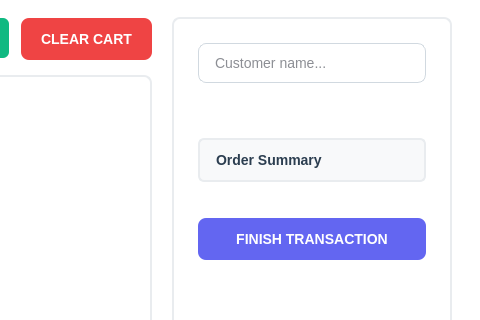
First picture: the form in stoking_p.ui, repository Meliani-Mehdi/simple_qt_sorting_app, before the edit; both pictures show x 800 to 1280 and y 91 to 411 of the 1280 by 720 pixel window.
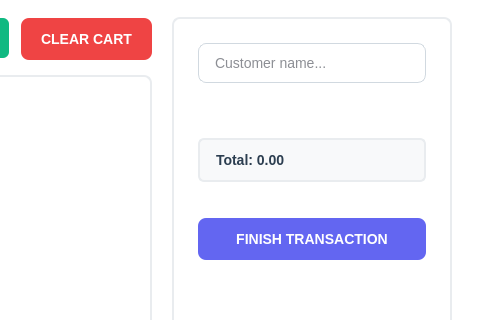
Second picture: the form after the edit. The open tabs and pages were chosen to show the change.

```diff
--- a/stoking_p.ui
+++ b/stoking_p.ui
@@ -681,7 +681,7 @@
              <item>
               <widget class="QLabel" name="summaryLabel">
                <property name="text">
-                <string>Order Summary</string>
+                <string>Total: 0.00</string>
                </property>
               </widget>
              </item>
```
Left out of the diff: 2 changed lines with no effect on the pictures.
